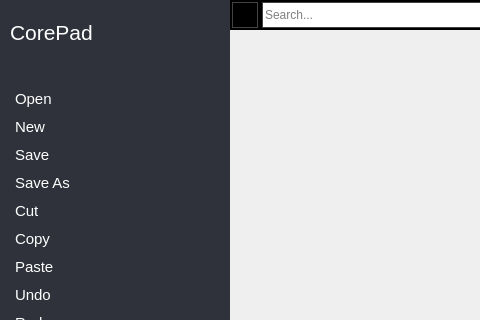
Qt form app/corepad/corepad.ui (rahmanshaber/corebox) before a commit; both pictures show x 0 to 480 and y 0 to 320 of the 959 by 581 pixel window.
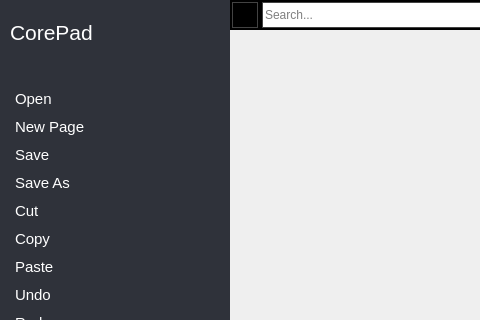
The same form after that commit. Icons and pictures are not drawn.

Patch:
```diff
--- a/app/corepad/corepad.ui
+++ b/app/corepad/corepad.ui
@@ -196,7 +196,7 @@
 </string>
         </property>
         <property name="text">
-         <string>New</string>
+         <string>New Page</string>
         </property>
         <property name="icon">
          <iconset resource="../icons.qrc">
```
Left out of the diff: 39 changed lines with no effect on the pictures.
